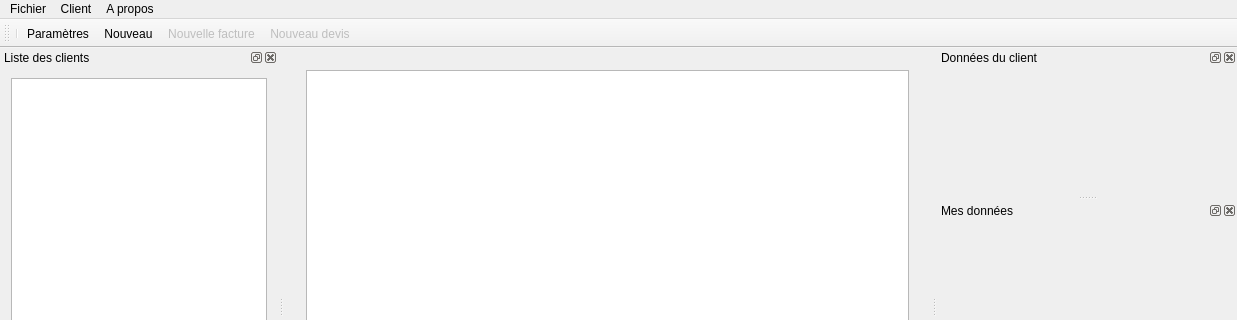
Before: the Qt Designer form src/gui/mainwindow/mainwindow.ui in FACT-Team/FactDev, drawn with Qt 5; both pictures show x 0 to 1237 and y 0 to 320 of the 1237 by 585 pixel window.
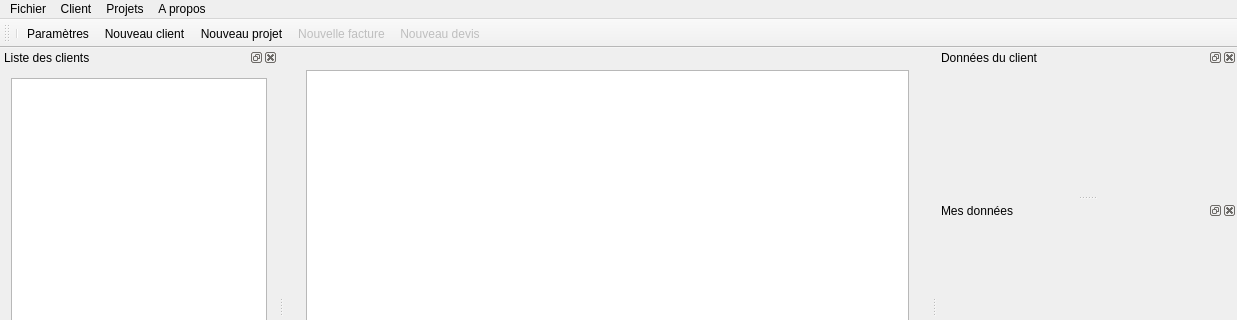
After: the same form once the commit is applied. Icons and pictures are not drawn. Custom widgets are drawn as their Qt base class.

Commit message: Add project in toolbar

Diff of the .ui file:
```diff
--- a/src/gui/mainwindow/mainwindow.ui
+++ b/src/gui/mainwindow/mainwindow.ui
@@ -376,8 +376,15 @@
     <addaction name="actFactDev"/>
     <addaction name="actIcons"/>
    </widget>
+   <widget class="QMenu" name="menuProjets">
+    <property name="title">
+     <string>Projets</string>
+    </property>
+    <addaction name="actAddProject"/>
+   </widget>
    <addaction name="menuFichier"/>
    <addaction name="menuClient"/>
+   <addaction name="menuProjets"/>
    <addaction name="menuA_propos"/>
   </widget>
   <widget class="QToolBar" name="mainToolBar">
@@ -393,6 +400,7 @@
    <addaction name="separator"/>
    <addaction name="actSettings"/>
    <addaction name="actNew"/>
+   <addaction name="actAddProject"/>
    <addaction name="actionNewBill"/>
    <addaction name="actionNewQuote"/>
   </widget>
@@ -555,7 +563,7 @@
      <normaloff>:/icons/addCustomer</normaloff>:/icons/addCustomer</iconset>
    </property>
    <property name="text">
-    <string>Nouveau</string>
+    <string>Nouveau client</string>
    </property>
    <property name="shortcut">
     <string>Ctrl+N</string>
@@ -638,6 +646,15 @@
     <string>Icons</string>
    </property>
   </action>
+  <action name="actAddProject">
+   <property name="icon">
+    <iconset resource="../../icons.qrc">
+     <normaloff>:/icons/img/add_project.png</normaloff>:/icons/img/add_project.png</iconset>
+   </property>
+   <property name="text">
+    <string>Nouveau projet</string>
+   </property>
+  </action>
  </widget>
  <layoutdefault spacing="6" margin="11"/>
  <customwidgets>
```
Left out of the diff: 51 changed lines with no effect on the pictures.
